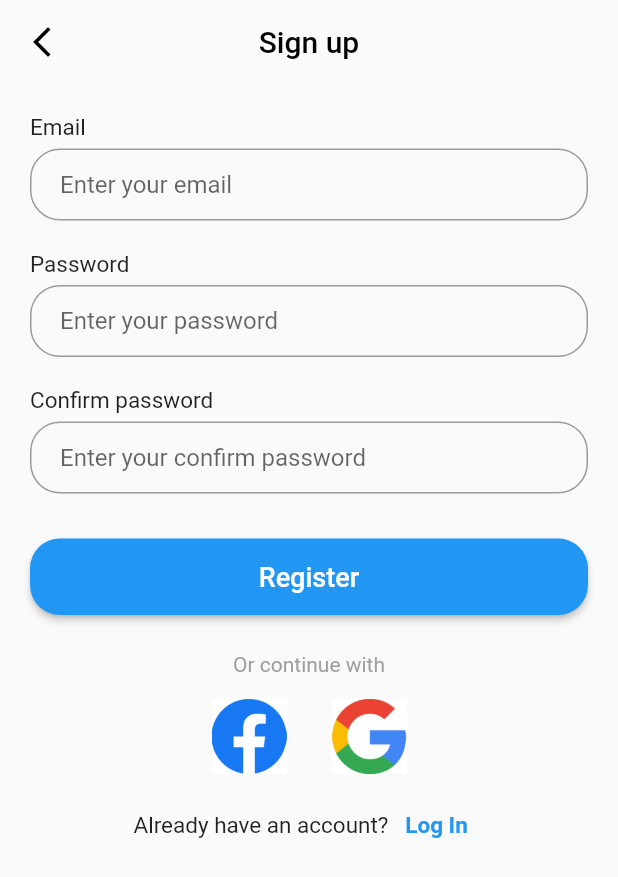
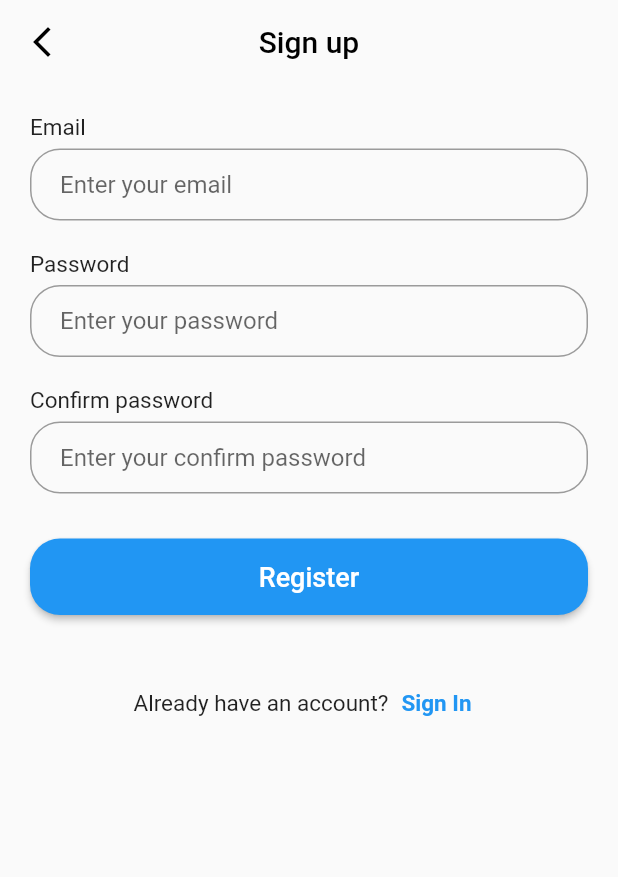
Before and after one commit to sonicduc123/1-on-1-learning, a Flutter app: the screen it shows after launch, after a tap on "Log In", after a tap on "Sign Up", on a phone screen of 412 x 824 dp. Shown: the top 877 px of the screen. Run offline on Flutter 3.47's test engine with Material 2 defaults, Android fonts, the phone set to English and light mode, and no system bars; our stand-ins replace country_code_picker, image_picker, shared_preferences, video_player; missing offline and left inert: advance_pdf_viewer, country_codes, jitsi_meet, language_picker, tiengviet; network calls fail.

Commit message:
fix bug and upload phieuChamDiem

```diff
--- a/lib/ui/authentication/login.dart
+++ b/lib/ui/authentication/login.dart
@@ -88,16 +88,16 @@ class Login extends StatelessWidget {
               space(20),
               loginForm,
               space(15),
-              otherWayLogin,
-              space(15),
-              Row(
-                mainAxisAlignment: MainAxisAlignment.center,
-                children: [
-                  facebookIcon,
-                  space(30),
-                  googleIcon,
-                ],
-              ),
+              // otherWayLogin,
+              // space(15),
+              // Row(
+              //   mainAxisAlignment: MainAxisAlignment.center,
+              //   children: [
+              //     facebookIcon,
+              //     space(30),
+              //     googleIcon,
+              //   ],
+              // ),
               space(15),
               signUpRediect
             ],
--- a/lib/ui/authentication/register.dart
+++ b/lib/ui/authentication/register.dart
@@ -47,7 +47,7 @@ class Register extends StatelessWidget {
             Navigator.pop(context);
           },
           child: const Text(
-            'Log In',
+            'Sign In',
             style: TextStyle(
               fontWeight: FontWeight.bold,
               fontSize: 15,
@@ -66,16 +66,16 @@ class Register extends StatelessWidget {
             children: [
               registerForm,
               space(15),
-              otherWayLogin,
-              space(15),
-              Row(
-                mainAxisAlignment: MainAxisAlignment.center,
-                children: [
-                  facebookIcon,
-                  space(30),
-                  googleIcon,
-                ],
-              ),
+              // otherWayLogin,
+              // space(15),
+              // Row(
+              //   mainAxisAlignment: MainAxisAlignment.center,
+              //   children: [
+              //     facebookIcon,
+              //     space(30),
+              //     googleIcon,
+              //   ],
+              // ),
               space(10),
               signInRediect,
             ],
--- a/lib/ui/detail_tutor/widgets/show_time_picker.dart
+++ b/lib/ui/detail_tutor/widgets/show_time_picker.dart
@@ -1,3 +1,5 @@
+import 'dart:developer';
+
 import 'package:flutter/material.dart';
 import 'package:let_tutor/models/schedule_tutor.dart';
 import 'package:let_tutor/ui/detail_tutor/widgets/show_booking_infor.dart';
@@ -21,7 +23,7 @@ void showTimeSchedulePicker(
   }
   String userId = "";
   SharedPreferences.getInstance()
-      .then((prefs) => userId = prefs.getString('id')!);
+      .then((prefs) => {userId = prefs.getString('id')!, log(userId)});
 
   showModalBottomSheet<void>(
     context: context,
```
Also changed, not shown: lib/ui/account/profile.dart (+9 -2 lines), lib/ui/detail_tutor/widgets/show_date_picker.dart (+9 -0 lines), 1 other file.
